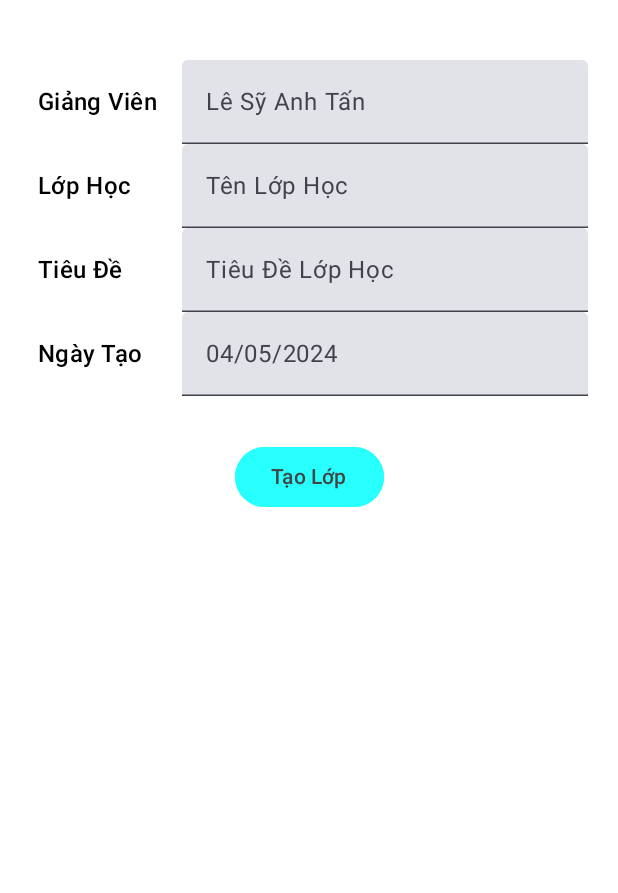
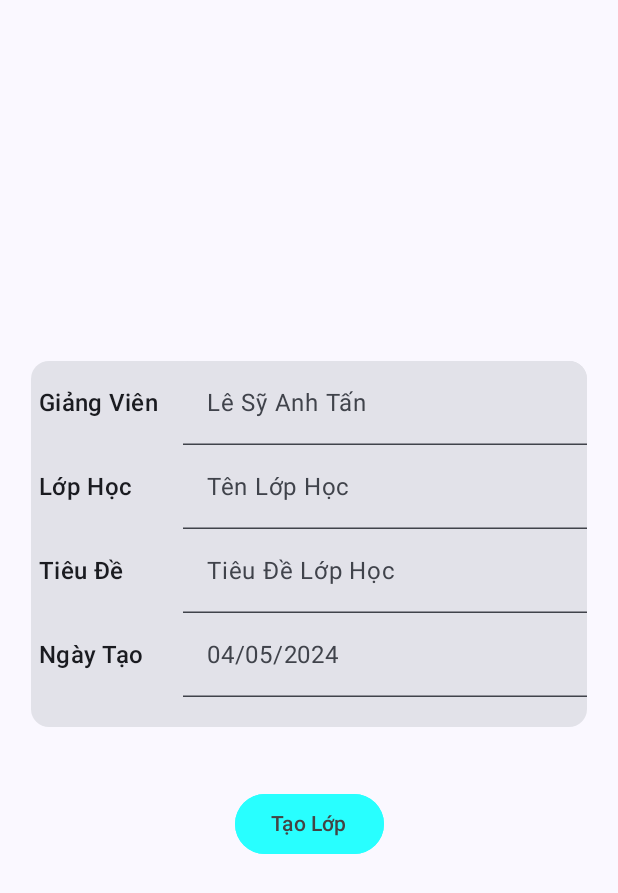
Before and after one commit to anhtan2223/FishLearning---Mobile-App, an Android app built with Jetpack Compose: the composable NewClassView shown on its own in the app's theme, on a phone screen of 412 x 824 dp. Shown: the top 893 px of the screen. Run offline under Robolectric (Android 15) with nearby library versions, the phone set to English and light mode, and no system bars.

```diff
--- a/Fish/app/src/main/java/com/example/fish/Views/Admin/Class.Main.kt
+++ b/Fish/app/src/main/java/com/example/fish/Views/Admin/Class.Main.kt
@@ -12,9 +12,9 @@ import com.example.fish.Views.Student.OneClass
 import com.example.fish.ui.theme.DisplayUI
 
 @Composable
-fun AdminHomeView(modifier: Modifier = Modifier, nav: NavController, view : DisplayUI)
+fun AdminHomeView(nav: NavController, view : DisplayUI)
 {
-    val listClass = DemoData.ListClass
+    val listClass = view.myClass
     Back(nav = nav, view = view , goTo = "Account")
     LazyColumn()
     {
--- a/Fish/app/src/main/java/com/example/fish/Views/Student/Account.Main.kt
+++ b/Fish/app/src/main/java/com/example/fish/Views/Student/Account.Main.kt
@@ -43,7 +43,10 @@ fun AccountScreen(modifier: Modifier = Modifier, nav : NavController , view : Di
             content = "Đổi Mật Khẩu" ,
             color = Color(0xFF00FC46),
             modifier = Modifier.fillMaxWidth())
-        ButtonNav(onClick = { navFather.navigate(("LogIn")) },
+        ButtonNav(onClick = {
+            navFather.navigate(("LogIn"))
+            view.changePage("Home")
+                            },
             content = "Đăng Xuất" ,
             color = Color(0xFFDC0F0F),
             contentColor = Color.White,
--- a/Fish/app/src/main/java/com/example/fish/Views/Teacher/Home.NewClass.kt
+++ b/Fish/app/src/main/java/com/example/fish/Views/Teacher/Home.NewClass.kt
@@ -1,38 +1,76 @@
 package com.example.fish.Views.Teacher
 
+import android.os.Build
+import android.util.Log
+import androidx.annotation.RequiresApi
 import androidx.compose.foundation.layout.Arrangement
 import androidx.compose.foundation.layout.Column
 import androidx.compose.foundation.layout.Spacer
+import androidx.compose.foundation.layout.fillMaxSize
+import androidx.compose.foundation.layout.fillMaxWidth
 import androidx.compose.foundation.layout.padding
+import androidx.compose.material3.Card
 import androidx.compose.runtime.Composable
 import androidx.compose.ui.Alignment
 import androidx.compose.ui.Modifier
+import androidx.compose.ui.platform.LocalContext
 import androidx.compose.ui.unit.dp
 import androidx.navigation.NavController
+import com.example.fish.Controllers.createClass
 import com.example.fish.Untils.Back
+import com.example.fish.Untils.Class
 import com.example.fish.Untils.DemoData
+import com.example.fish.Untils.appendMessage
 import com.example.fish.Untils.getToday
 import com.example.fish.Untils.goTo
 import com.example.fish.Views.Student.ButtonNav
 import com.example.fish.Views.Student.OneLineChange
 import com.example.fish.ui.theme.DisplayUI
 
+@RequiresApi(Build.VERSION_CODES.O)
 @Composable
 fun NewClassView(nav:NavController , view:DisplayUI)
 {
+    val context = LocalContext.current
+    val classInfo = Class()
     Back(nav = nav, view = view )
     Column(
-        modifier = Modifier.padding(start = 20.dp , end = 20.dp , top = 40.dp) ,
-        horizontalAlignment = Alignment.CenterHorizontally ,
-        verticalArrangement = Arrangement.SpaceBetween
+        modifier = Modifier.fillMaxSize(),
+        verticalArrangement = Arrangement.Center ,
+        horizontalAlignment =  Alignment.CenterHorizontally
+    ) {
+        Card(
+            modifier = Modifier
+                .fillMaxWidth(0.9f)
+        ) {
+            OneLineChange(title = "Giảng Viên", content = view.info.name , readOnly = true )
+            OneLineChange(title = "Lớp Học", content = "Tên Lớp Học" ,
+                onChange = {
+                    classInfo.nameClass = it
+                }
+                )
+            OneLineChange(title = "Tiêu Đề", content = "Tiêu Đề Lớp Học" ,
+                onChange = {
+                    classInfo.subtitle = it
+                }
+                )
+            OneLineChange(title = "Ngày Tạo", content = getToday() , readOnly = true )
+            Spacer(modifier = Modifier.padding(10.dp))
+        }
+        Spacer(modifier = Modifier.padding(15.dp))
+        ButtonNav(onClick = {
+            classInfo.teacherID = view.info.uid
+            classInfo.dateCreate = getToday()
+            if(classInfo.nameClass.isEmpty()){
+                appendMessage(context , "Không Thể Để Trống Tên Lớp")
+                return@ButtonNav
+            }
 
-    ) {
-        OneLineChange(title = "Giảng Viên", content = DemoData.UserInfo.name, readOnly = true )
-        OneLineChange(title = "Lớp Học", content = "Tên Lớp Học" , readOnly = false )
-        OneLineChange(title = "Tiêu Đề", content = "Tiêu Đề Lớp Học" , readOnly = false )
-        OneLineChange(title = "Ngày Tạo", content = getToday() , readOnly = true )
-        Spacer(modifier = Modifier.padding(10.dp))
-        ButtonNav(onClick = { goTo(nav , view , "Home") }, content = "Tạo Lớp")
+            createClass(classInfo)
+            appendMessage(context , "Tạo Lớp Thành Công")
+            goTo(nav , view , "Home")
+
+        }, content = "Tạo Lớp")
     }
 
 }
```
Also changed, not shown: Fish/app/src/main/java/com/example/fish/Controllers/class.controller.kt (+9 -0 lines), Fish/app/src/main/java/com/example/fish/Controllers/user.controller.kt (+7 -0 lines), Fish/app/src/main/java/com/example/fish/Untils/DemoData.kt (+7 -7 lines), Fish/app/src/main/java/com/example/fish/Views/Admin/Main.kt (+13 -1 lines), Fish/app/src/main/java/com/example/fish/Views/Student/Class.Main.kt (+18 -5 lines), Fish/app/src/main/java/com/example/fish/Views/Student/Main.kt (+12 -1 lines), Fish/app/src/main/java/com/example/fish/Views/Teacher/Class.Info.kt (+37 -10 lines), Fish/app/src/main/java/com/example/fish/Views/Teacher/Home.Main.kt (+6 -5 lines), Fish/app/src/main/java/com/example/fish/Views/Teacher/Main.kt (+30 -4 lines), Fish/app/src/main/java/com/example/fish/ui/theme/ViewData.kt (+12 -0 lines).
